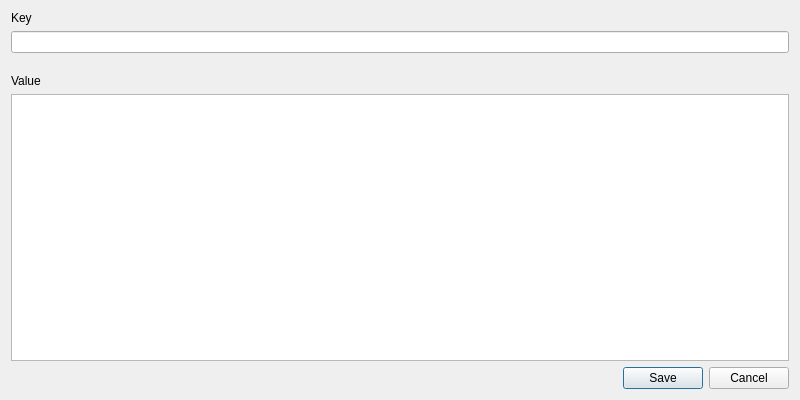
Qt form src/qt/forms/kevaaddkeydialog.ui (kvazar-network/kevacoin) before a commit.
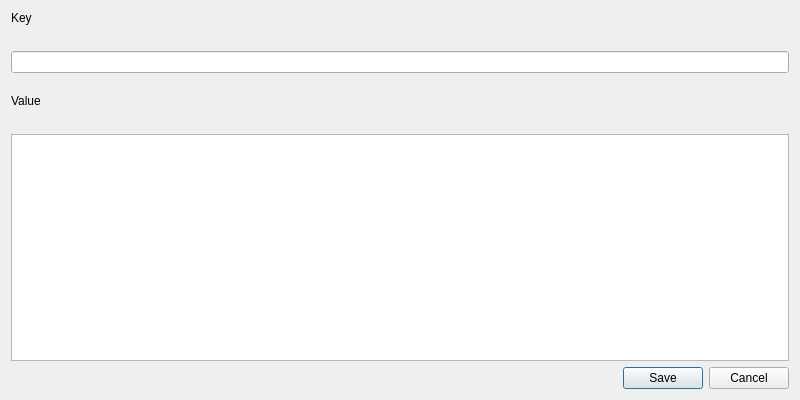
The same form after that commit.

Commit message: add key/value colored counter, give name to labels #7

Patch:
```diff
--- a/src/qt/forms/kevaaddkeydialog.ui
+++ b/src/qt/forms/kevaaddkeydialog.ui
@@ -15,11 +15,28 @@
         </property>
         <layout class="QVBoxLayout" name="verticalLayout">
             <item>
-                <widget class="QLabel" name="label_1">
+                <layout class="QGridLayout" name="gridKeyLableLayout">
+                    <item column="1">
+                        <widget class="QLabel" name="keyLable">
                     <property name="text">
                         <string>Key</string>
                     </property>
-                </widget>
+                            <property name="alignment">
+                                <set>Qt::AlignLeft</set>
+                            </property>
+                        </widget>
+                    </item>
+                    <item column="2">
+                        <widget class="QLabel" name="keyCounter">
+                            <property name="text">
+                                <string/>
+                            </property>
+                            <property name="alignment">
+                                <set>Qt::AlignRight</set>
+                            </property>
+                        </widget>
+                    </item>
+                </layout>
             </item>
             <item>
                 <widget class="QLineEdit" name="keyText">
@@ -42,11 +59,28 @@
                 </spacer>
             </item>
             <item>
-                <widget class="QLabel" name="label_2">
+                <layout class="QGridLayout" name="gridValueLableLayout">
+                    <item column="1">
+                        <widget class="QLabel" name="valueLabel">
                     <property name="text">
                         <string>Value</string>
                     </property>
-                </widget>
+                            <property name="alignment">
+                                <set>Qt::AlignLeft</set>
+                            </property>
+                        </widget>
+                    </item>
+                    <item column="2">
+                        <widget class="QLabel" name="valueCounter">
+                            <property name="text">
+                                <string/>
+                            </property>
+                            <property name="alignment">
+                                <set>Qt::AlignRight</set>
+                            </property>
+                        </widget>
+                    </item>
+                </layout>
             </item>
             <item>
                 <widget class="QPlainTextEdit" name="valueText">
```
Left out of the diff: 2 changed lines with no effect on the pictures. Lines whose indentation alone changed are shown as unchanged. The commit also changes 1 other file.
